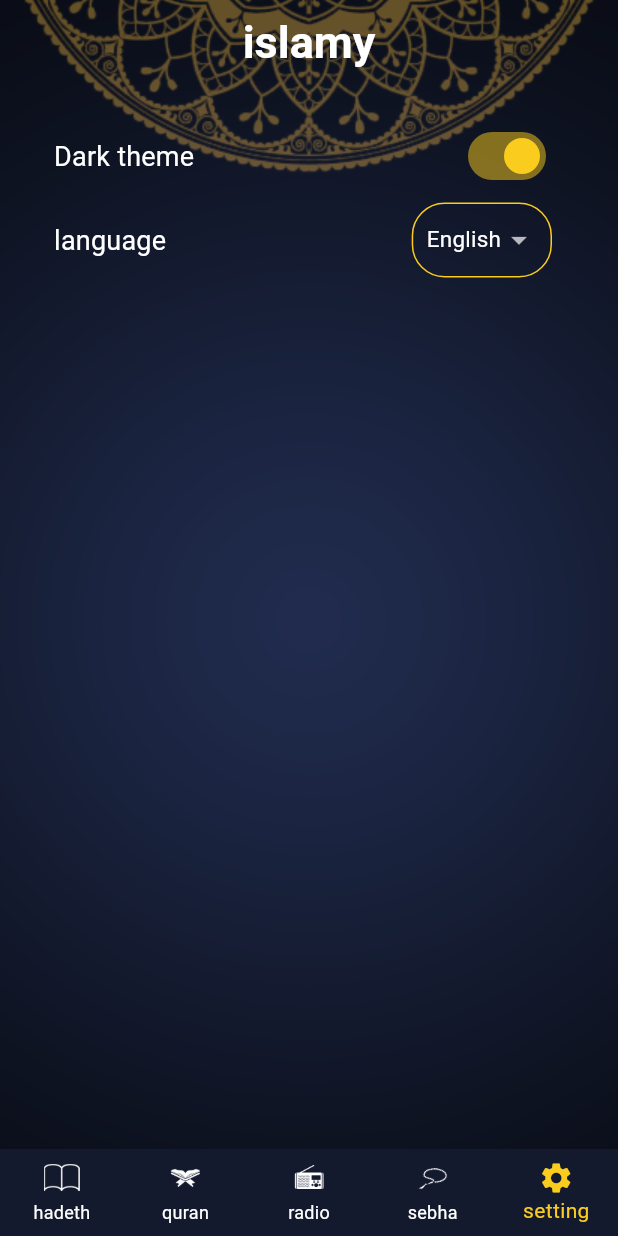
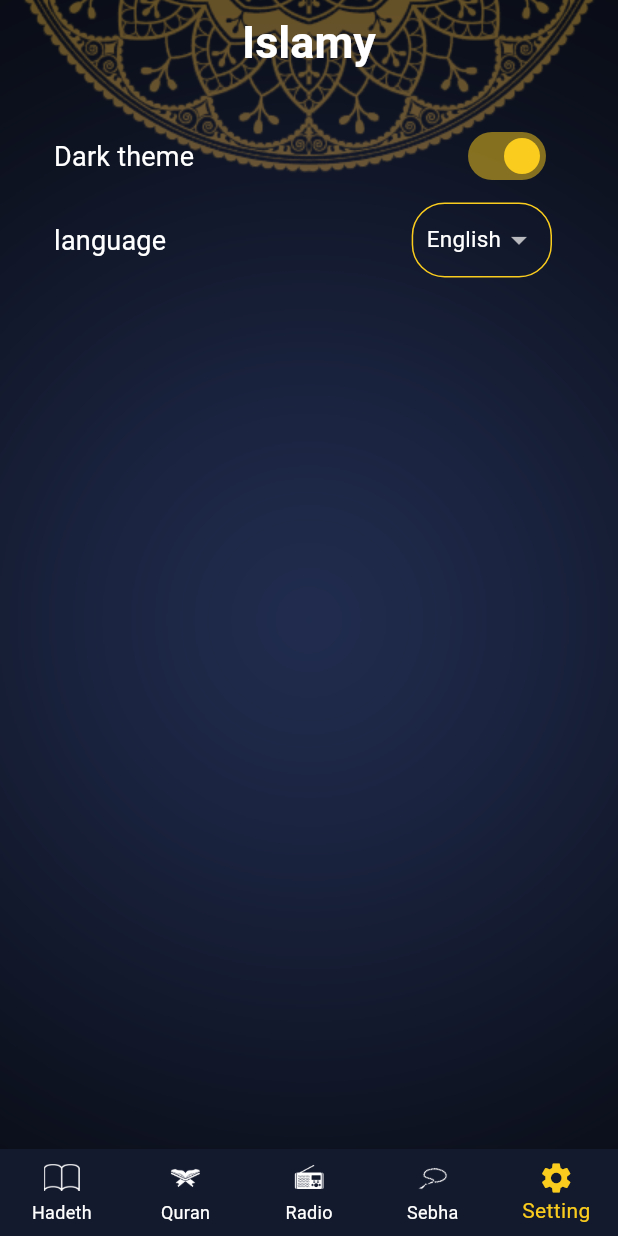
Before and after one commit to samaelshazly/islamy_app, a Flutter app: the screen it shows after launch, item 5 of the bottom bar chosen, on a phone screen of 412 x 824 dp. Run offline on Flutter 3.47's test engine with Material 3 defaults, Android fonts, the phone set to English and light mode, and no system bars; generated files the repository leaves out were written again.

Commit message:
localization done

```diff
--- /dev/null
+++ b/l10n.yaml
@@ -0,0 +1,3 @@
+arb-dir: lib/l10n
+template-arb-file: app_en.arb
+output-localization-file: app_localizations.dart
--- a/lib/main.dart
+++ b/lib/main.dart
@@ -5,6 +5,8 @@
 import 'package:islamy_app/ui/taps/screens/home_screen.dart';
 import 'package:islamy_app/ui/taps/screens/quran_screen.dart';
 import 'package:provider/provider.dart';
+import 'package:flutter_localizations/flutter_localizations.dart';
+import 'package:flutter_gen/gen_l10n/app_localizations.dart';
 
 void main() {
   runApp(ChangeNotifierProvider(create: (context) => ThemeManeger(),child: MyApp(),));
@@ -22,9 +24,12 @@
   @override
   Widget build(BuildContext context) {
     return MaterialApp(
+     localizationsDelegates: AppLocalizations.localizationsDelegates,
+  supportedLocales: AppLocalizations.supportedLocales,
       theme: AppThemes.lighttheme,
       darkTheme: AppThemes.darktheme,
       themeMode:Provider.of<ThemeManeger>(context).appThemeMode,
+      locale: Locale(Provider.of<ThemeManeger>(context).localCode),
       debugShowCheckedModeBanner: false,
       routes: {
         HomeScreen.routName: (_) => HomeScreen(),
--- a/lib/provider/theme_provider.dart
+++ b/lib/provider/theme_provider.dart
@@ -5,7 +5,13 @@
     appThemeMode = themeMode;
     notifyListeners();
   }
+   changeAppLocal(String locale) {
+    localCode=locale;
+    notifyListeners();
+  }
+
 
   bool get isDark => appThemeMode == ThemeMode.dark;
+  String localCode = 'en';
   ThemeMode appThemeMode = ThemeMode.dark;
 }
--- a/lib/ui/taps/screens/home_screen.dart
+++ b/lib/ui/taps/screens/home_screen.dart
@@ -5,6 +5,7 @@
 import 'package:islamy_app/ui/taps/radio_tap.dart';
 import 'package:islamy_app/ui/taps/sebha_tap.dart';
 import 'package:islamy_app/ui/taps/setting_tap.dart';
+import 'package:flutter_gen/gen_l10n/app_localizations.dart';
 
 class HomeScreen extends StatefulWidget {
   static const String routName = 'homescreen';
@@ -36,7 +37,7 @@
               fit: BoxFit.cover)),
       child: Scaffold(
         appBar: AppBar(
-          title: Text('islamy'),
+          title: Text(AppLocalizations.of(context)!.islamy),
         ),
         body: tapslist[index],
         bottomNavigationBar: BottomNavigationBar(
@@ -48,15 +49,15 @@
             items: [
               BottomNavigationBarItem(
                   icon: ImageIcon(AssetImage(AppsImage.hadeth)),
-                  label: 'hadeth'),
+                  label: AppLocalizations.of(context)!.hadeth),
               BottomNavigationBarItem(
-                  icon: ImageIcon(AssetImage(AppsImage.quran)), label: 'quran'),
+                  icon: ImageIcon(AssetImage(AppsImage.quran)), label: AppLocalizations.of(context)!.quran),
               BottomNavigationBarItem(
-                  icon: ImageIcon(AssetImage(AppsImage.radio)), label: 'radio'),
+                  icon: ImageIcon(AssetImage(AppsImage.radio)), label: AppLocalizations.of(context)!.radio),
               BottomNavigationBarItem(
-                  icon: ImageIcon(AssetImage(AppsImage.sepha)), label: 'sebha'),
+                  icon: ImageIcon(AssetImage(AppsImage.sepha)), label: AppLocalizations.of(context)!.sebha),
               BottomNavigationBarItem(
-                  icon: Icon(Icons.settings), label: 'setting')
+                  icon: Icon(Icons.settings), label: AppLocalizations.of(context)!.setting)
             ]),
       ),
     );
--- a/lib/ui/taps/sebha_tap.dart
+++ b/lib/ui/taps/sebha_tap.dart
@@ -5,6 +5,6 @@
 
   @override
   Widget build(BuildContext context) {
-    return const Placeholder();
+    return Column(children: [],);
   }
 }
--- a/lib/ui/taps/setting_tap.dart
+++ b/lib/ui/taps/setting_tap.dart
@@ -44,13 +44,15 @@
               trailing: Container(
                 decoration: BoxDecoration(
                     border: Border.all(color: AppColors.gold),
-                    borderRadius: BorderRadius.circular(22)),padding: EdgeInsets.symmetric(horizontal: 9),
+                    borderRadius: BorderRadius.circular(22)),
+                padding: EdgeInsets.symmetric(horizontal: 9),
                 child: DropdownButtonHideUnderline(
                   child: DropdownButton<String>(
-                    value: 'en',
+                    value: provider.localCode,
                     borderRadius: BorderRadius.circular(22),
                     items: [
                       DropdownMenuItem(
+                        value: 'en',
                         child: Text(
                           'English',
                           style: Theme.of(context)
@@ -58,7 +60,6 @@
                               .titleMedium!
                               .copyWith(fontSize: 15),
                         ),
-                        value: 'en',
                       ),
                       DropdownMenuItem(
                         child: Text(
@@ -71,7 +72,10 @@
                         value: 'ar',
                       )
                     ],
-                    onChanged: (value) {},
+                    onChanged: (value) {
+               if(value!=null)    {   provider.changeAppLocal(value);
+              }
+                    },
                   ),
                 ),
               ))
--- a/pubspec.yaml
+++ b/pubspec.yaml
@@ -37,6 +37,9 @@
   cupertino_icons: ^1.0.2
   flutter_native_splash: ^2.3.7
   provider: ^6.1.2
+  flutter_localizations:
+    sdk: flutter
+  intl: ^0.18.1
 
 dev_dependencies:
   flutter_test:
@@ -59,6 +62,7 @@
   # included with your application, so that you can use the icons in
   # the material Icons class.
   uses-material-design: true
+  generate: true
 
   # To add assets to your application, add an assets section, like this:
   assets:
```
Also changed, not shown: lib/l10n/app_ar.arb (added, +8 -0 lines), lib/l10n/app_en.arb (added, +10 -0 lines), pubspec.lock.
